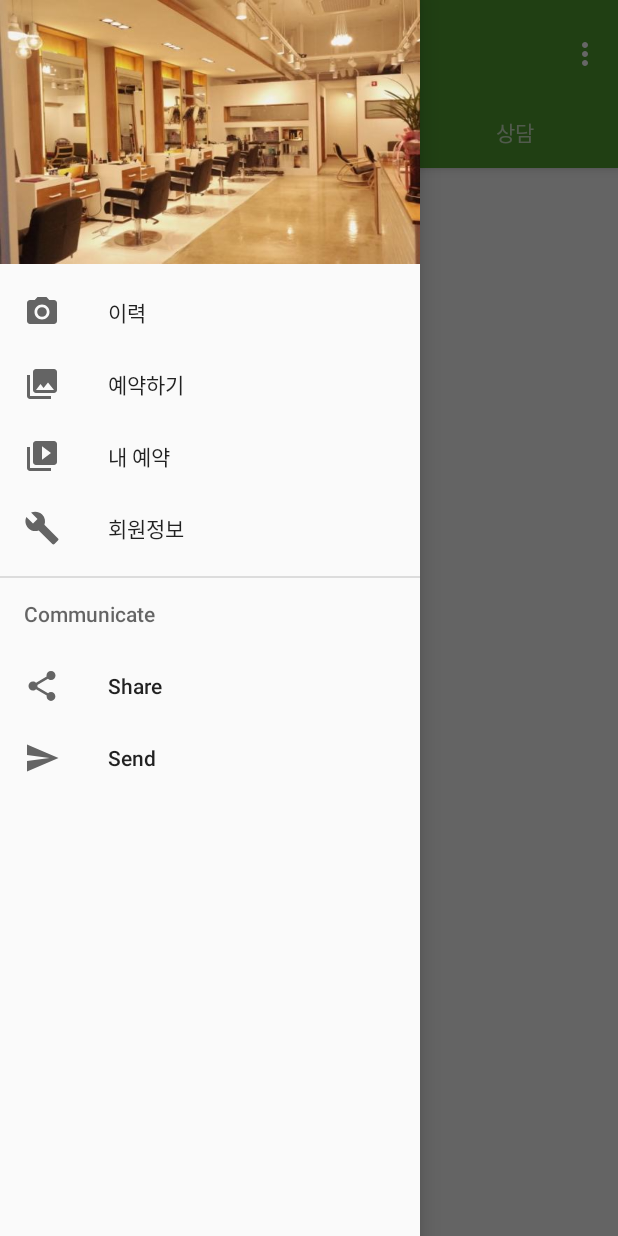
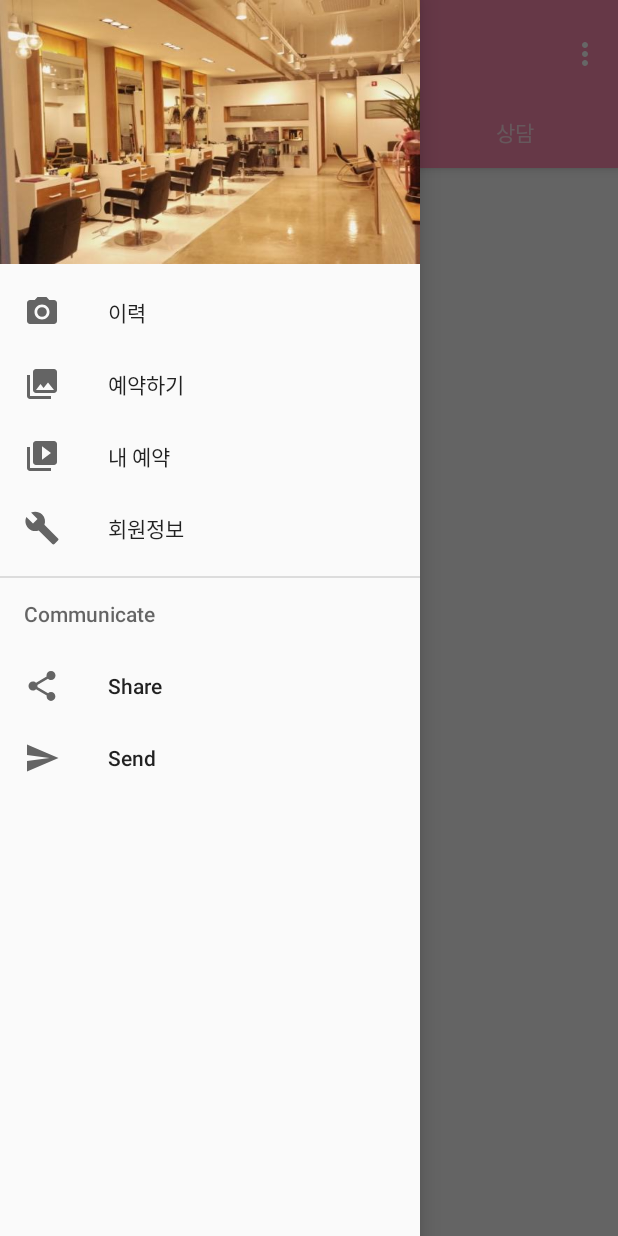
Before and after one commit to GitBravo/Project_CONO, an Android app: the TabActivity screen opened directly, with no data from a screen before it, with the side drawer open, on a phone screen of 412 x 824 dp. Run offline under Robolectric (Android 15) with nearby library versions, the phone set to English and light mode, and no system bars; our stand-ins replace Firebase (no records; nobody signed in at launch, a user with empty details on screens opened directly); 1 statement that could not run was skipped.

Commit message:
v0.04.001

```diff
--- a/app/build.gradle
+++ b/app/build.gradle
@@ -6,8 +6,8 @@ android {
         applicationId "kr.ac.kumoh.s20130053.cono"
         minSdkVersion 17
         targetSdkVersion 27
-        versionCode 6
-        versionName "0.04"
+        versionCode 7
+        versionName "0.04.001"
         testInstrumentationRunner "android.support.test.runner.AndroidJUnitRunner"
     }
     buildTypes {
--- a/app/src/main/java/kr/ac/kumoh/s20130053/cono/NaviResActivity.java
+++ b/app/src/main/java/kr/ac/kumoh/s20130053/cono/NaviResActivity.java
@@ -57,7 +57,7 @@ public class NaviResActivity extends AppCompatActivity {
                 if(year < getCurrentYear()
                         || (year == getCurrentYear() && month+1 < getCurrentMonth()
                         || (year == getCurrentYear() && month+1 == getCurrentMonth() && dayOfMonth < getCurrentDay()))) {
-                    // 예약이 불가능한 경우
+                    // 예약이 불가능한 경우 -> 예약 불가 표시후 버튼 비활성화
                     mTextView.setText(year + "." + (month + 1) + "." + dayOfMonth);
                     TextView undone_tv = findViewById(R.id.nav_res_undone);
                     TextView done_tv = findViewById(R.id.nav_res_done);
@@ -65,7 +65,7 @@ public class NaviResActivity extends AppCompatActivity {
                     undone_tv.setVisibility(View.VISIBLE); // 예약 불가 표시
                     res_btn.setEnabled(false);
                 }else{
-                    // 예약이 가능한 경우
+                    // 예약이 가능한 경우 -> 예약 가능 표시후 버튼 활성화
                     mTextView.setText(year + "." + (month + 1) + "." + dayOfMonth);
                     TextView undone_tv = findViewById(R.id.nav_res_undone);
                     TextView done_tv = findViewById(R.id.nav_res_done);
@@ -77,7 +77,7 @@ public class NaviResActivity extends AppCompatActivity {
             }
         });
 
-        // DB 로부터 디자이너 정보 획득
+        // DB 로부터 디자이너 정보 획득하여 Spinner 에 할당
         mArray = new ArrayList<>();
         db.collection("Hairshop").document(hairshop_token).collection("Designer").get()
                 .addOnCompleteListener(new OnCompleteListener<QuerySnapshot>() {
--- a/app/src/main/res/layout/cardview.xml
+++ b/app/src/main/res/layout/cardview.xml
@@ -20,7 +20,7 @@
             android:id="@+id/cardview_image"
             android:layout_width="match_parent"
             android:layout_height="100dp"
-            android:src="@drawable/a"/>
+            android:src="@drawable/default_designer_image"/>
 
         <TextView
             android:id="@+id/cardview_title"
--- a/app/src/main/res/layout/customdialog_for_designer.xml
+++ b/app/src/main/res/layout/customdialog_for_designer.xml
@@ -15,7 +15,7 @@
         android:id="@+id/cardview_image"
         android:layout_width="match_parent"
         android:layout_height="150dp"
-        android:src="@drawable/a"/>
+        android:src="@drawable/default_designer_image"/>
 
     <TextView
         android:id="@+id/dialog_designer_name"
--- a/app/src/main/res/values/colors.xml
+++ b/app/src/main/res/values/colors.xml
@@ -1,6 +1,6 @@
 <?xml version="1.0" encoding="utf-8"?>
 <resources>
-    <color name="colorPrimary">#519f30</color>
-    <color name="colorPrimaryDark">#376b21</color>
-    <color name="colorAccent">#24af81</color>
+<color name="colorPrimary">#ff8cb1</color>
+<color name="colorPrimaryDark">#ff588d</color>
+<color name="colorAccent">#ff0052</color>
 </resources>
```
Also changed, not shown: app/src/main/res/drawable/default_designer_image.PNG (renamed from app/src/main/res/drawable/a.PNG), app/src/main/res/drawable/title_image.png.
